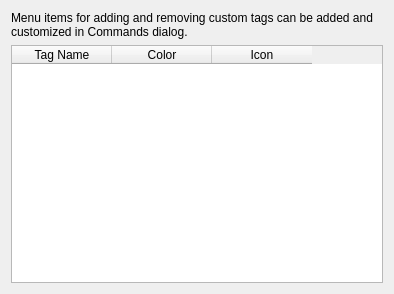
This is plugins/itemtags/itemtagssettings.ui in hluk/CopyQ as Qt 5 draws it before an edit. The edited form follows.
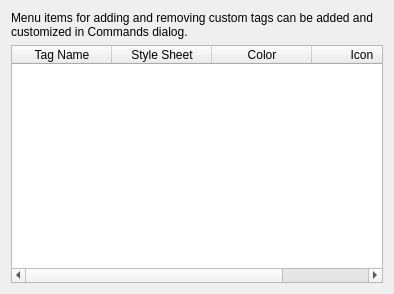
This is the edited form.

Commit message:
itemtags: Fix style of undefined tags
Style is defined in separate column now.

Name column contains regex to match tags.

Diff of the .ui file:
```diff
--- a/plugins/itemtags/itemtagssettings.ui
+++ b/plugins/itemtags/itemtagssettings.ui
@@ -28,6 +28,11 @@
        <string>Tag Name</string>
       </property>
      </column>
+     <column>
+      <property name="text">
+       <string>Style Sheet</string>
+      </property>
+     </column>
      <column>
       <property name="text">
        <string>Color</string>
```
The commit also changes 2 other files.
